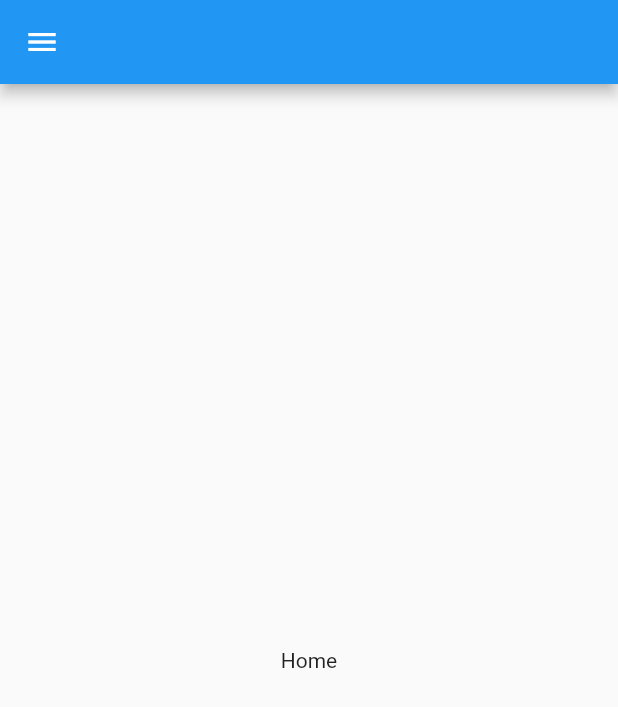
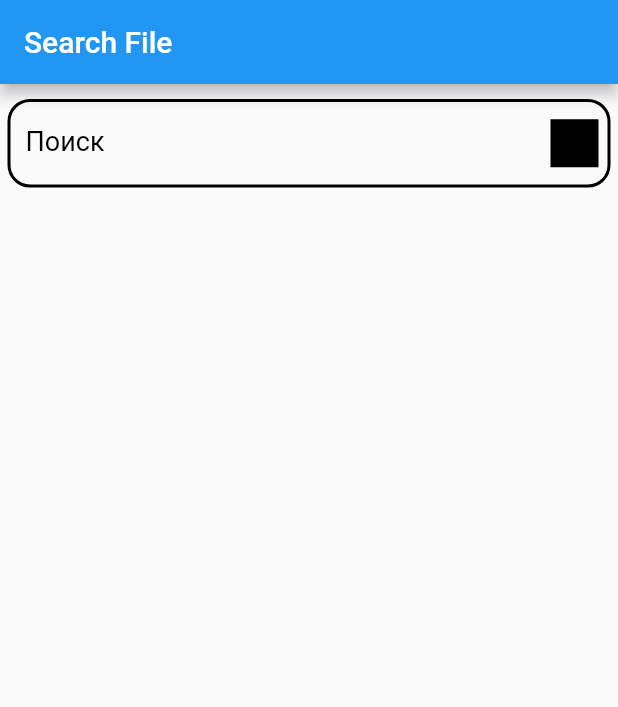
Before and after one commit to zimizo/FlutterHW, a Flutter app: the screen it shows after launch, on a phone screen of 412 x 824 dp. Shown: the top 707 px of the screen. Run offline on Flutter 3.47's test engine with Material 2 defaults, Android fonts, the phone set to English and light mode, and no system bars; missing offline and left inert: text_field_suffix_button.

Commit message:
mudule 8

```diff
--- a/lib/main.dart
+++ b/lib/main.dart
@@ -1,6 +1,6 @@
 import 'package:flutter/material.dart';
 
-import 'package:flutter_home_work/module_7/home_work.dart';
+import 'package:flutter_home_work/module_8/home_work.dart';
 
 void main() {
   runApp(const MyApp());
@@ -17,7 +17,7 @@ class MyApp extends StatelessWidget {
       theme: ThemeData(
         primarySwatch: Colors.blue,
       ),
-      home: const HomeWorkSeven(),
+      home: SearchFile(),
     );
   }
 }
--- /dev/null
+++ b/lib/module_8/home_work.dart
@@ -0,0 +1,71 @@
+import 'package:flutter/material.dart';
+import 'package:text_field_suffix_button/text_field_suffix_button.dart';
+
+void function() {}
+
+class SearchFile extends StatefulWidget {
+  SearchFile({Key? key}) : super(key: key);
+
+  @override
+  State<SearchFile> createState() => _SearchFileState();
+}
+
+class _SearchFileState extends State<SearchFile> {
+  final controller = TextEditingController();
+  @override
+  Widget build(BuildContext context) {
+    return Scaffold(
+      appBar: AppBar(
+        title: Text('Search File'),
+      ),
+      body: SafeArea(
+        child: Padding(
+          padding: const EdgeInsets.only(
+            top: 10,
+            left: 5,
+            right: 5,
+            bottom: 5,
+          ),
+          child: TextField(
+            controller: controller,
+            decoration: InputDecoration(
+              suffixIcon: IconButton(
+
+                onPressed: () {},
+                icon: Container(width: 200,
+                height: 200,
+                color: Colors.black,)
+              ),
+              label: Text(
+                "Поиск",
+                style: TextStyle(
+                  fontSize: 18,
+                  color: Colors.black,
+                ),
+              ),
+              enabledBorder: OutlineInputBorder(
+                borderSide: BorderSide(
+                  color: Colors.black,
+                  width: 2,
+                ),
+                borderRadius: BorderRadius.all(
+                  Radius.circular(15.0),
+                ),
+              ),
+              focusedBorder: OutlineInputBorder(
+                borderSide: BorderSide(
+                  color: Colors.black,
+                  width: 2,
+                ),
+                borderRadius: BorderRadius.all(
+                  Radius.circular(15.0),
+                ),
+              ),
+              hintText: 'Введите имя файла',
+            ),
+          ),
+        ),
+      ),
+    );
+  }
+}
--- /dev/null
+++ b/lib/module_8/utils.dart
@@ -0,0 +1,11 @@
+import 'package:flutter/services.dart';
+import 'dart:async';
+
+Future<String> fetchFileFromAssets(String assetsPath) async {
+  return rootBundle.loadString(assetsPath).then((file) => file);
+}
+
+
+void main(List<String> args) {
+
+}
--- a/pubspec.yaml
+++ b/pubspec.yaml
@@ -14,7 +14,7 @@ dependencies:
   flutter_svg: ^1.1.1+1
 
   fluro: ^2.0.3
-
+  text_field_suffix_button: ^0.1.0
   carousel_slider:
     git:
       url: https://github.com/serenader2014/flutter_carousel_slider
```
Also changed, not shown: pubspec.lock.
